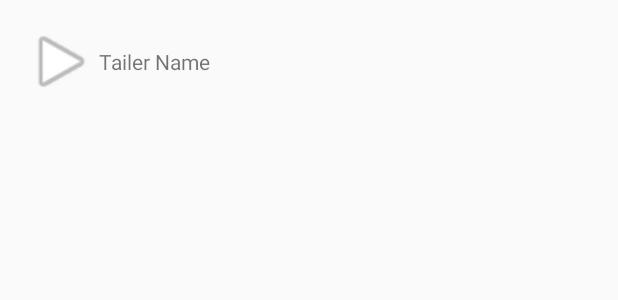
After one commit to AshaRamanjanaiah/PopularMovies, an Android app: the layout trailer_list_item.xml on its own in the app's theme, with its tools: preview values and no code run, on a phone screen of 412 x 824 dp. The commit adds this screen. Shown: the top 300 px of the screen. Run offline under Robolectric (Android 15) with nearby library versions, the phone set to English and light mode, and no system bars.

Commit message:
Including Retrofit and gson libraries to pull Trailer and reviews data from network. Adding RecyclerView to show Trailers and reviews.

```diff
--- /dev/null
+++ b/app/src/main/res/layout/trailer_list_item.xml
@@ -0,0 +1,22 @@
+<?xml version="1.0" encoding="utf-8"?>
+<LinearLayout xmlns:android="http://schemas.android.com/apk/res/android"
+    xmlns:app="http://schemas.android.com/apk/res-auto"
+    android:layout_width="match_parent"
+    android:layout_height="wrap_content"
+    xmlns:tools="http://schemas.android.com/tools"
+    android:padding="16dp"
+    android:orientation="horizontal">
+
+    <ImageView
+        android:id="@+id/iv_trailer_icon"
+        android:layout_width="50dp"
+        android:layout_height="50dp"
+        app:srcCompat="@android:drawable/ic_media_play" />
+    <TextView
+        android:layout_width="wrap_content"
+        android:layout_height="50dp"
+        android:id="@+id/tv_trailer_title"
+        tools:text="Tailer Name"
+        android:gravity="center" />
+
+</LinearLayout>
```
Also changed, not shown: app/src/main/java/com/example/android/popularmoviesapp/DetailActivity.java (+24 -5 lines), app/src/main/java/com/example/android/popularmoviesapp/OnTrailerDataChanged.java (added, +9 -0 lines), app/src/main/java/com/example/android/popularmoviesapp/TrailerAdapter.java (+24 -6 lines), app/src/main/java/com/example/android/popularmoviesapp/model/TrailerData.java (added, +28 -0 lines), app/src/main/java/com/example/android/popularmoviesapp/model/TrailerDataList.java (added, +19 -0 lines), app/src/main/java/com/example/android/popularmoviesapp/service/DataController.java (added, +74 -0 lines), app/src/main/java/com/example/android/popularmoviesapp/service/MoviesAPI.java (added, +17 -0 lines), app/src/main/res/layout/review_list_item.xml (added, +16 -0 lines).
